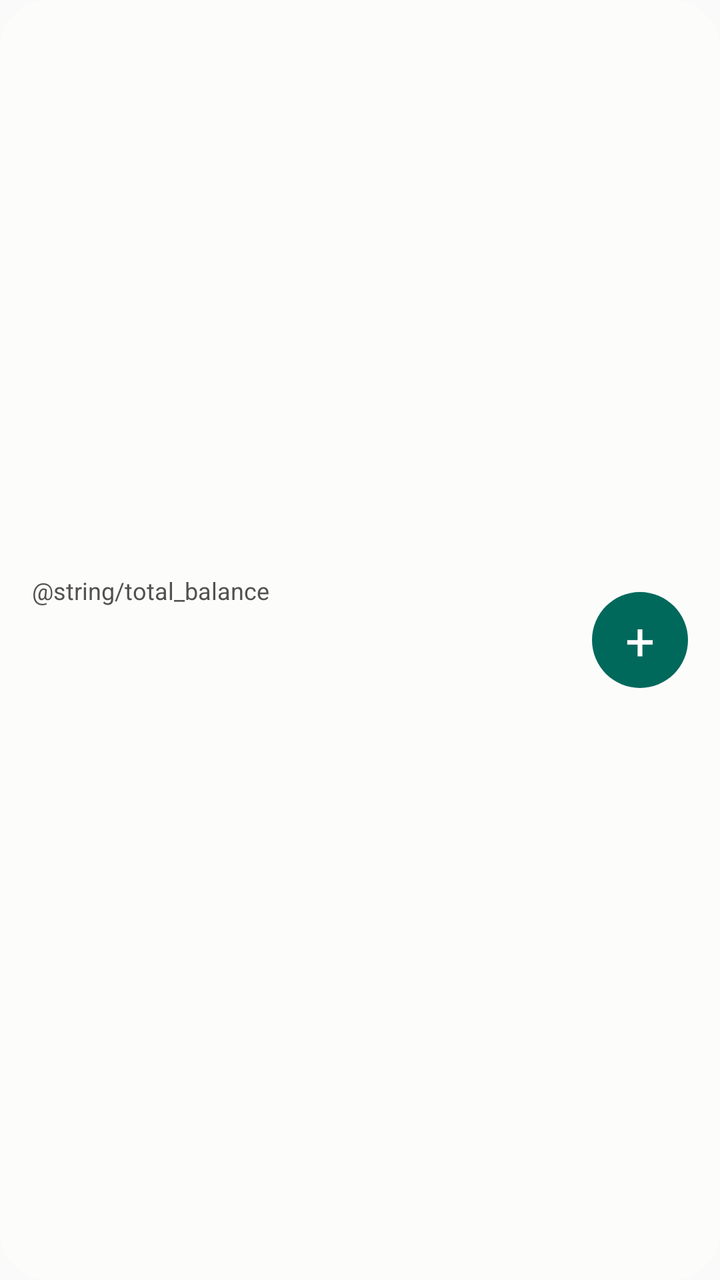
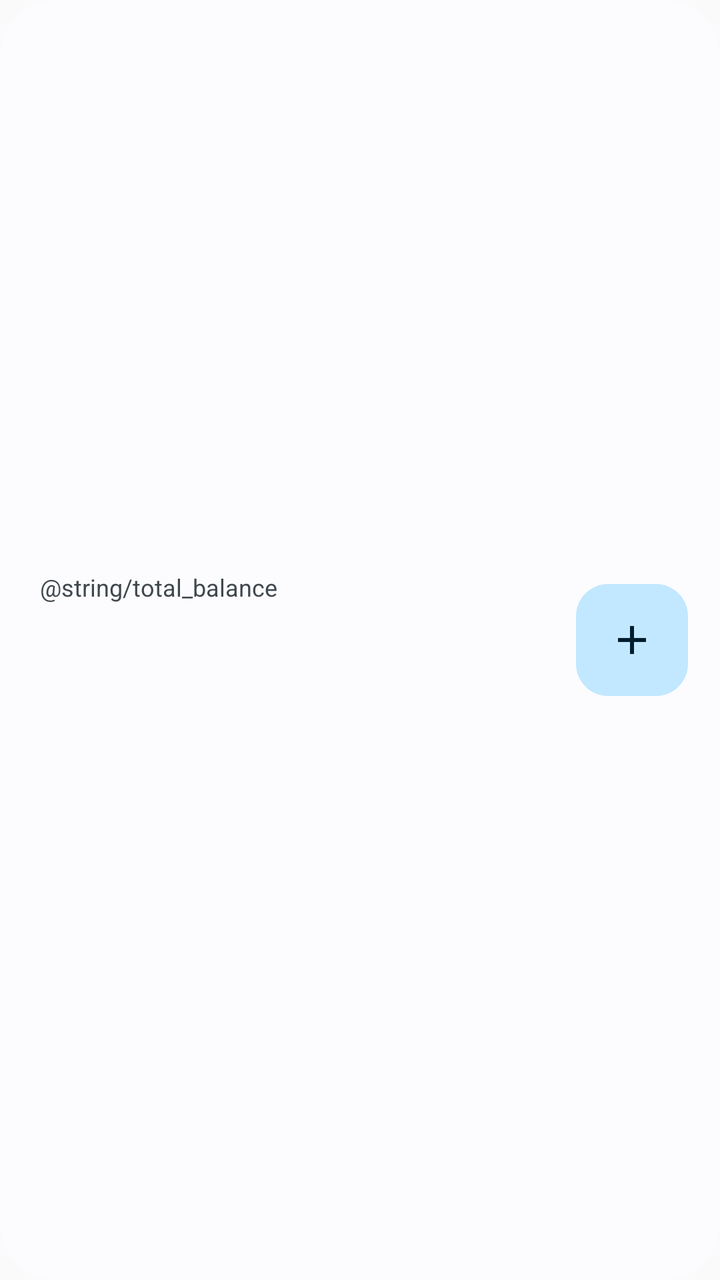

Screens rendered from an Android XML layout before and after an edit, with the pre-edit source and the edit as a unified diff.
<!-- AndroidManifest.xml: application theme Theme.Novka -->
<!-- res/layout/widget_balance.xml -->
<?xml version="1.0" encoding="utf-8"?>
<LinearLayout xmlns:android="http://schemas.android.com/apk/res/android"
    android:id="@+id/widget_root"
    android:layout_width="match_parent"
    android:layout_height="match_parent"
    android:background="@drawable/widget_background"
    android:gravity="center_vertical"
    android:orientation="horizontal"
    android:padding="16dp">

    <LinearLayout
        android:layout_width="0dp"
        android:layout_height="wrap_content"
        android:layout_weight="1"
        android:orientation="vertical">

        <TextView
            android:layout_width="wrap_content"
            android:layout_height="wrap_content"
            android:text="@string/total_balance"
            android:textColor="@color/widget_text_secondary"
            android:textSize="12sp" />

        <TextView
            android:id="@+id/widget_balance"
            android:layout_width="wrap_content"
            android:layout_height="wrap_content"
            android:maxLines="1"
            android:textColor="@color/widget_text"
            android:textSize="22sp"
            android:textStyle="bold" />

        <TextView
            android:id="@+id/widget_spent"
            android:layout_width="wrap_content"
            android:layout_height="wrap_content"
            android:layout_marginTop="4dp"
            android:maxLines="1"
            android:textColor="@color/widget_text_secondary"
            android:textSize="12sp" />
    </LinearLayout>

    <TextView
        android:id="@+id/widget_add"
        android:layout_width="48dp"
        android:layout_height="48dp"
        android:background="@drawable/widget_add_background"
        android:contentDescription="@string/add_transaction"
        android:gravity="center"
        android:text="+"
        android:textColor="#FFFFFF"
        android:textSize="26sp" />
</LinearLayout>
<!-- resources referenced by this layout -->
<resources>
  <color name="widget_text">#0B0B0B</color>
  <color name="widget_text_secondary">#52514E</color>
  <!-- drawable widget_add_background (drawable) -->
  <?xml version="1.0" encoding="utf-8"?>
  <shape xmlns:android="http://schemas.android.com/apk/res/android" android:shape="oval">
      <solid android:color="@color/brand" />
  </shape>
  <!-- drawable widget_background (drawable) -->
  <?xml version="1.0" encoding="utf-8"?>
  <shape xmlns:android="http://schemas.android.com/apk/res/android" android:shape="rectangle">
      <solid android:color="@color/widget_surface" />
      <corners android:radius="24dp" />
  </shape>
  <style name="Theme.Novka" parent="android:Theme.Material.Light.NoActionBar">
          <item name="android:statusBarColor">@android:color/transparent</item>
          <item name="android:navigationBarColor">@android:color/transparent</item>
      </style>
  <color name="brand">#00695C</color>
  <color name="widget_surface">#FCFCFB</color>
</resources>

<!-- the commit's change to res/layout/widget_balance.xml (unified diff, before → after) -->
@@ -6,7 +6,8 @@
     android:background="@drawable/widget_background"
     android:gravity="center_vertical"
     android:orientation="horizontal"
-    android:padding="16dp">
+    android:paddingStart="20dp"
+    android:paddingEnd="16dp">
 
     <LinearLayout
         android:layout_width="0dp"
@@ -27,8 +28,7 @@
             android:layout_height="wrap_content"
             android:maxLines="1"
             android:textColor="@color/widget_text"
-            android:textSize="22sp"
-            android:textStyle="bold" />
+            android:textSize="24sp" />
 
         <TextView
             android:id="@+id/widget_spent"
@@ -40,14 +40,12 @@
             android:textSize="12sp" />
     </LinearLayout>
 
-    <TextView
+    <ImageView
         android:id="@+id/widget_add"
-        android:layout_width="48dp"
-        android:layout_height="48dp"
+        android:layout_width="56dp"
+        android:layout_height="56dp"
         android:background="@drawable/widget_add_background"
         android:contentDescription="@string/add_transaction"
-        android:gravity="center"
-        android:text="+"
-        android:textColor="#FFFFFF"
-        android:textSize="26sp" />
+        android:scaleType="center"
+        android:src="@drawable/ic_widget_add" />
 </LinearLayout>
<!-- resource entries referenced after the edit -->
@@ -1,23 +1,33 @@
 <!-- resources referenced by this layout -->
 <resources>
-  <color name="widget_text">#0B0B0B</color>
-  <color name="widget_text_secondary">#52514E</color>
+  <color name="widget_text">#161D1C</color>
+  <color name="widget_text_secondary">#3F4947</color>
+  <!-- drawable ic_widget_add (drawable) -->
+  <?xml version="1.0" encoding="utf-8"?>
+  <vector xmlns:android="http://schemas.android.com/apk/res/android"
+      android:width="24dp" android:height="24dp" android:viewportWidth="24" android:viewportHeight="24"
+      android:tint="@color/widget_on_accent">
+      <path android:fillColor="#FFFFFF" android:pathData="M19,13h-6v6h-2v-6H5v-2h6V5h2v6h6v2z" />
+  </vector>
   <!-- drawable widget_add_background (drawable) -->
   <?xml version="1.0" encoding="utf-8"?>
-  <shape xmlns:android="http://schemas.android.com/apk/res/android" android:shape="oval">
-      <solid android:color="@color/brand" />
+  <shape xmlns:android="http://schemas.android.com/apk/res/android" android:shape="rectangle">
+      <solid android:color="@color/widget_accent" />
+      <corners android:radius="16dp" />
   </shape>
   <!-- drawable widget_background (drawable) -->
   <?xml version="1.0" encoding="utf-8"?>
   <shape xmlns:android="http://schemas.android.com/apk/res/android" android:shape="rectangle">
       <solid android:color="@color/widget_surface" />
-      <corners android:radius="24dp" />
+      <corners android:radius="@dimen/widget_radius" />
   </shape>
   <style name="Theme.Novka" parent="android:Theme.Material.Light.NoActionBar">
           <item name="android:statusBarColor">@android:color/transparent</item>
           <item name="android:navigationBarColor">@android:color/transparent</item>
       </style>
-  <color name="brand">#00695C</color>
-  <color name="widget_surface">#FCFCFB</color>
+  <color name="widget_on_accent">#005048</color>
+  <color name="widget_accent">#9EF2E4</color>
+  <color name="widget_surface">#F4FBF8</color>
+  <dimen name="widget_radius">28dp</dimen>
 </resources>
 
